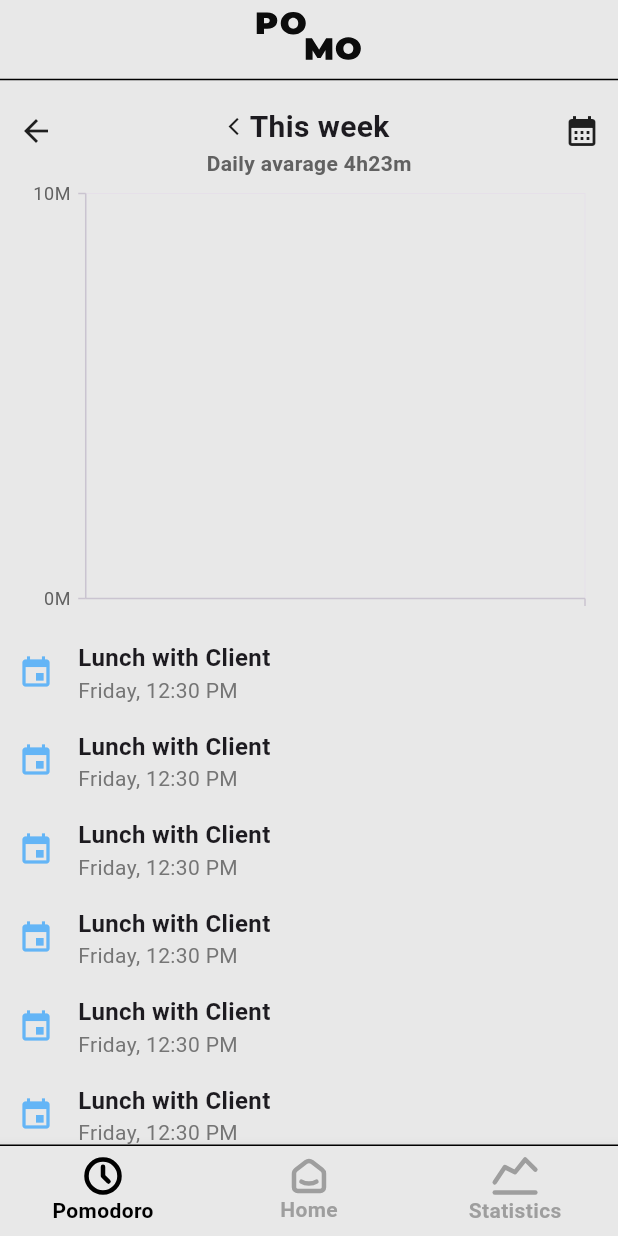
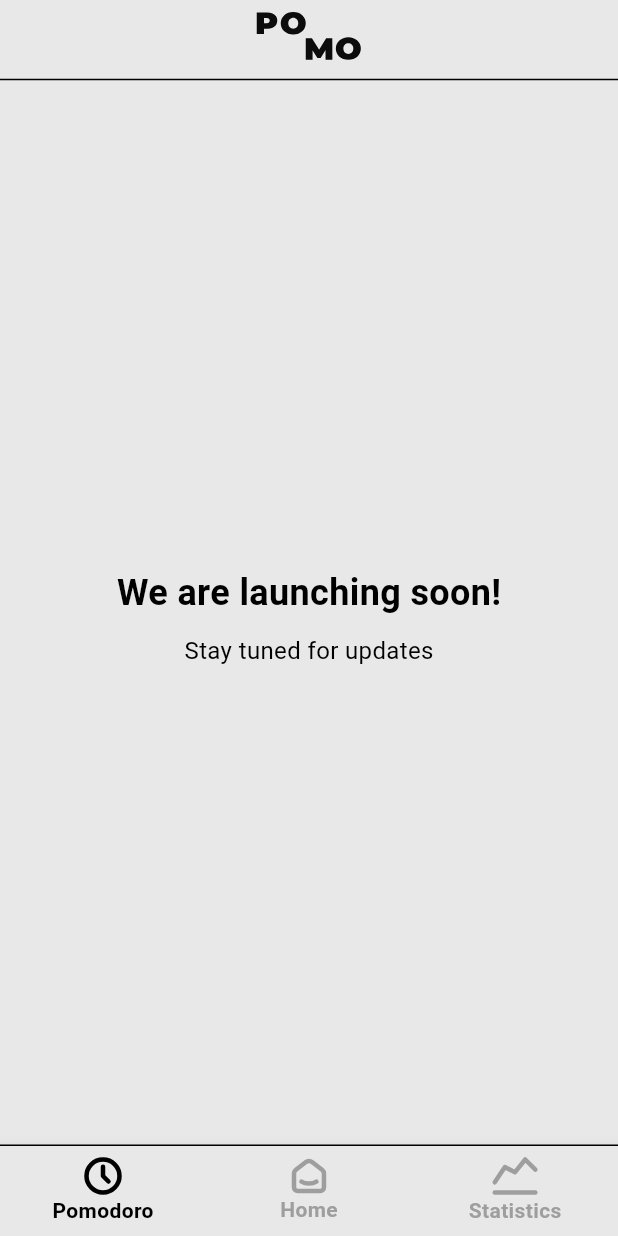
Before and after one commit to gokseennn/flutter_pomodoro_app, a Flutter app: the StatisticScreen screen opened by its route, on a phone screen of 412 x 824 dp. Run offline on Flutter 3.47's test engine with Material 3 defaults, Android fonts, the phone set to English and light mode, and no system bars; our stand-ins replace dio, flutter_local_notifications, flutter_svg, get, google_fonts, permission_handler and 3 more; accounts and stored records are empty; statements that could not run were skipped.

Commit message:
statistic screen

```diff
--- a/lib/user-ms/statistics/controller/statistic_controller.dart
+++ b/lib/user-ms/statistics/controller/statistic_controller.dart
@@ -12,8 +12,7 @@ class StatisticController extends BaseController {
   final List<DayStatistics> statisticsList = [];
   @override
   Future<void> initController() async {
-    await getDayStatistics();
-
+    //  await getDayStatistics();
     return super.initController();
   }
 
--- a/lib/user-ms/statistics/controller/statistic_repository.dart
+++ b/lib/user-ms/statistics/controller/statistic_repository.dart
@@ -1,4 +1,5 @@
 import 'package:get/get.dart';
+import 'package:pomodoro_app/common/environment/environment.dart';
 import 'package:pomodoro_app/common/services/api_service/api_service.dart';
 import 'package:pomodoro_app/common/services/api_service/model/http_method_enum.dart';
 import 'package:pomodoro_app/common/util.dart';
@@ -9,7 +10,7 @@ class StatisticRepository {
 
   Future<List<DayStatistics>> getStatistics() async {
     final response = await _apiService.request(
-      path: "http://localhost:5111/Study/getStudies",
+      path: "${Environment.config.kStudyUrl}/getStudies",
       method: HttpMethod.get,
     );
 
--- a/lib/user-ms/statistics/model/chart_data.dart
+++ b/lib/user-ms/statistics/model/chart_data.dart
@@ -4,5 +4,5 @@ class ChartData {
   ChartData(this.day, this.value, this.color);
   final String day;
   final double value;
-  final Color color;
+  Color color;
 }
--- a/lib/user-ms/statistics/view/statistic_screen.dart
+++ b/lib/user-ms/statistics/view/statistic_screen.dart
@@ -12,90 +12,38 @@ class StatisticScreen extends StatelessWidget {
   Widget build(BuildContext context) {
     return CommonScreen<StatisticController>(
         showIcon: true,
+        crossAxisAlignment: CrossAxisAlignment.center,
+        mainAxisAlignment: MainAxisAlignment.center,
         body: (controller) {
           return [
-            Expanded(
-              child: SingleChildScrollView(
-                scrollDirection: Axis.vertical,
-                physics: const BouncingScrollPhysics(),
+            const Center(
               child: Column(
+                mainAxisAlignment: MainAxisAlignment.center,
                 children: [
-                    Row(
-                      mainAxisAlignment: MainAxisAlignment.spaceBetween,
-                      crossAxisAlignment: CrossAxisAlignment.end,
-                      children: [
-                        InkWell(
-                          onTap: () {},
-                          child: const Icon(Icons.arrow_back),
-                        ),
-                        Row(
-                          children: [
-                            InkWell(
-                              onTap: () {},
-                              child: const Icon(
-                                Icons.arrow_back_ios,
-                                size: 14,
+                  // Mesaj
+                  SizedBox(height: 20),
+                  Text(
+                    'We are launching soon!',
+                    style: TextStyle(
+                      fontSize: 24,
+                      fontWeight: FontWeight.bold,
+                      color: Colors.black,
                     ),
                   ),
-                            const Text(
-                              'This week',
+                  SizedBox(height: 10),
+                  Text(
+                    'Stay tuned for updates',
                     style: TextStyle(
-                                  fontSize: 20, fontWeight: FontWeight.bold),
-                            ),
-                          ],
-                        ),
-                        const Icon(Icons.calendar_month)
-                      ],
-                    ),
-                    Text("Daily avarage 4h23m",
-                        style: TextStyle(
-                            fontSize: 14,
-                            color: Colors.grey[700],
-                            fontWeight: FontWeight.bold)),
-                    Obx(
-                      () => SfCartesianChart(
-                        primaryXAxis: const CategoryAxis(
-                          majorGridLines: MajorGridLines(width: 0),
-                        ),
-                        primaryYAxis: NumericAxis(
-                          minimum: 0,
-                          interval: 10,
-
-                          majorGridLines: const MajorGridLines(width: 0),
-                          labelFormat:
-                              '{value}M', // Y eksenine saat formatında etiketler ekler.
-                          labelStyle: TextStyle(
-                            fontSize: 12,
-                            color: Colors.grey[700],
+                      fontSize: 16,
+                      color: Colors.black,
                     ),
                   ),
-                        series: <CartesianSeries<dynamic, String>>[
-                          ColumnSeries<ChartData, String>(
-                            dataSource: controller.data.value,
-                            xValueMapper: (ChartData data, _) => data.day,
-                            yValueMapper: (ChartData data, _) => data.value,
-                            pointColorMapper: (ChartData data, _) => data.color,
-                            borderRadius:
-                                const BorderRadius.all(Radius.circular(10)),
-                            width: 0.5,
-                            spacing: 0.2,
-                          )
+
+                  // Sosyal Medya İkonları
+                  SizedBox(height: 30),
                 ],
               ),
             ),
-                    _buildEventItem('Lunch with Client', 'Friday, 12:30 PM'),
-                    _buildEventItem('Lunch with Client', 'Friday, 12:30 PM'),
-                    _buildEventItem('Lunch with Client', 'Friday, 12:30 PM'),
-                    _buildEventItem('Lunch with Client', 'Friday, 12:30 PM'),
-                    _buildEventItem('Lunch with Client', 'Friday, 12:30 PM'),
-                    _buildEventItem('Lunch with Client', 'Friday, 12:30 PM'),
-                    _buildEventItem('Lunch with Client', 'Friday, 12:30 PM'),
-                    _buildEventItem('Lunch with Client', 'Friday, 12:30 PM'),
-                    _buildEventItem('Lunch with Client', 'Friday, 12:30 PM'),
-                  ],
-                ),
-              ),
-            )
           ];
         });
   }
```
Lines whose indentation alone changed are shown as unchanged.
